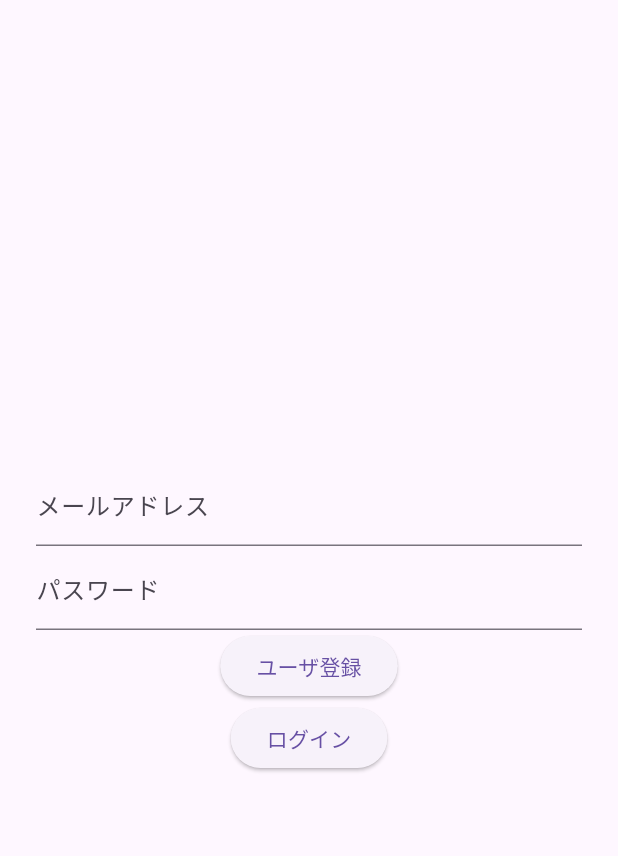
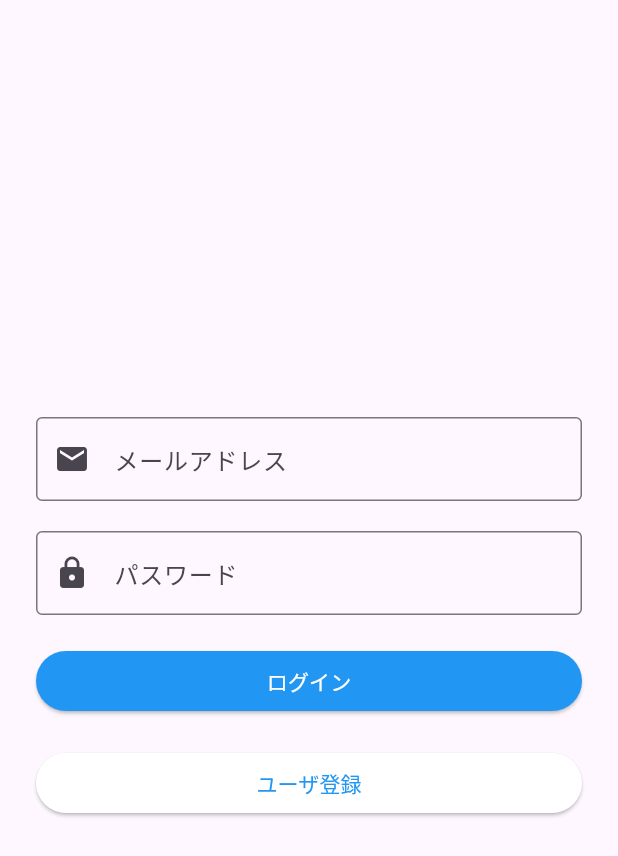
Before and after one commit to shogo1229/wildlife_app, a Flutter app: the screen it shows after launch, on a phone screen of 412 x 824 dp. Shown: the top 856 px of the screen. Run offline on Flutter 3.47's test engine with Material 3 defaults, Android fonts, the phone set to English and light mode, and no system bars; our stand-ins replace camera, cloud_firestore, connectivity_plus, firebase_auth, firebase_core, firebase_storage and 5 more; accounts and stored records are empty; generated files the repository leaves out were written again; project files that could hold a hidden picture were left out.

Commit message:
[feat] ログイン画面のUIを調整

```diff
--- a/lib/pages/login.dart
+++ b/lib/pages/login.dart
@@ -43,16 +43,32 @@ class _LoginPageState extends State<LoginPage> {
           child: Column(
             mainAxisAlignment: MainAxisAlignment.center,
             children: <Widget>[
-              TextFormField(
-                decoration: const InputDecoration(labelText: 'メールアドレス'),
+              // Email TextFormField with Icon
+              Container(
+                padding: EdgeInsets.symmetric(vertical: 10),
+                child: TextFormField(
+                  decoration: InputDecoration(
+                    labelText: 'メールアドレス',
+                    border: OutlineInputBorder(),
+                    prefixIcon: Icon(Icons.mail),
+                  ),
                   onChanged: (String value) {
                     setState(() {
                       _email = value;
                     });
                   },
                 ),
-              TextFormField(
-                decoration: const InputDecoration(labelText: 'パスワード'),
+              ),
+
+              // Password TextFormField with Icon
+              Container(
+                padding: EdgeInsets.symmetric(vertical: 10),
+                child: TextFormField(
+                  decoration: InputDecoration(
+                    labelText: 'パスワード',
+                    border: OutlineInputBorder(),
+                    prefixIcon: Icon(Icons.lock),
+                  ),
                   obscureText: true,
                   onChanged: (String value) {
                     setState(() {
@@ -60,30 +76,13 @@ class _LoginPageState extends State<LoginPage> {
                     });
                   },
                 ),
-              ElevatedButton(
-                child: const Text('ユーザ登録'),
-                onPressed: () async {
-                  try {
-                    final User? user = (await FirebaseAuth.instance
-                            .createUserWithEmailAndPassword(
-                                email: _email, password: _password))
-                        .user;
-                    if (user != null) {
-                      print("ユーザ登録しました ${user.email} , ${user.uid}");
-                      Navigator.of(context).pushReplacement(
-                        MaterialPageRoute(
-                          builder: (context) => RegistrationPage(),
               ),
-                      );
-                    }
-                  } catch (e) {
-                    print(e);
-                    _showErrorDialog("ユーザー登録エラー: $e");
-                  }
-                },
-              ),
-              ElevatedButton(
-                child: const Text('ログイン'),
+
+              // Blue background, white text Login Button
+              Container(
+                width: double.infinity,
+                padding: EdgeInsets.symmetric(vertical: 10),
+                child: ElevatedButton(
                   onPressed: () async {
                     try {
                       final User? user = (await FirebaseAuth.instance
@@ -105,6 +104,44 @@ class _LoginPageState extends State<LoginPage> {
                       _showErrorDialog("$e");
                     }
                   },
+                  style: ElevatedButton.styleFrom(
+                    primary: Colors.blue,
+                    onPrimary: Colors.white,
+                  ),
+                  child: const Text('ログイン'),
+                ),
+              ),
+
+              // White background, blue text Signup Button
+              Container(
+                width: double.infinity,
+                padding: EdgeInsets.symmetric(vertical: 10),
+                child: ElevatedButton(
+                  onPressed: () async {
+                    try {
+                      final User? user = (await FirebaseAuth.instance
+                              .createUserWithEmailAndPassword(
+                                  email: _email, password: _password))
+                          .user;
+                      if (user != null) {
+                        print("ユーザ登録しました ${user.email} , ${user.uid}");
+                        Navigator.of(context).pushReplacement(
+                          MaterialPageRoute(
+                            builder: (context) => RegistrationPage(),
+                          ),
+                        );
+                      }
+                    } catch (e) {
+                      print(e);
+                      _showErrorDialog("ユーザー登録エラー: $e");
+                    }
+                  },
+                  style: ElevatedButton.styleFrom(
+                    primary: Colors.white,
+                    onPrimary: Colors.blue,
+                  ),
+                  child: const Text('ユーザ登録'),
+                ),
               ),
             ],
           ),
```
Lines whose indentation alone changed are shown as unchanged.
